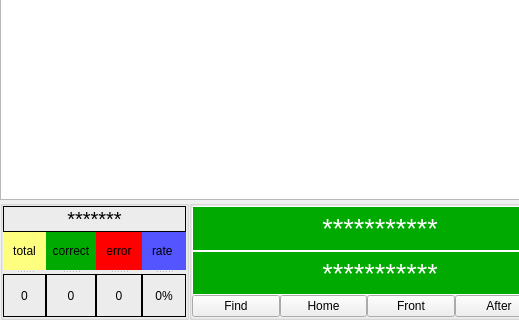
519984307/Container_20191221, file MainUI/databasewidget.ui: the form before one commit; both pictures show x 0 to 519 and y 221 to 541 of the 721 by 541 pixel window.
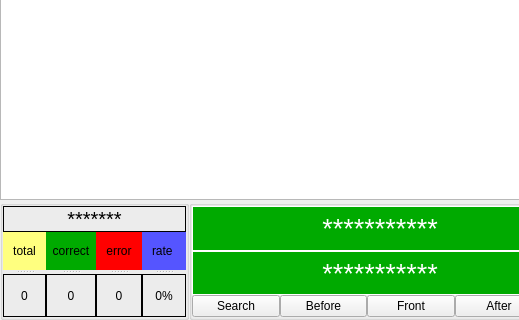
The form after the commit.

```diff
--- a/MainUI/databasewidget.ui
+++ b/MainUI/databasewidget.ui
@@ -831,14 +831,14 @@
             <item>
              <widget class="QPushButton" name="Find_pushButton">
               <property name="text">
-               <string>Find</string>
+               <string>Search</string>
               </property>
              </widget>
             </item>
             <item>
              <widget class="QPushButton" name="Home_pushButton">
               <property name="text">
-               <string>Home</string>
+               <string>Before</string>
               </property>
              </widget>
             </item>
```
